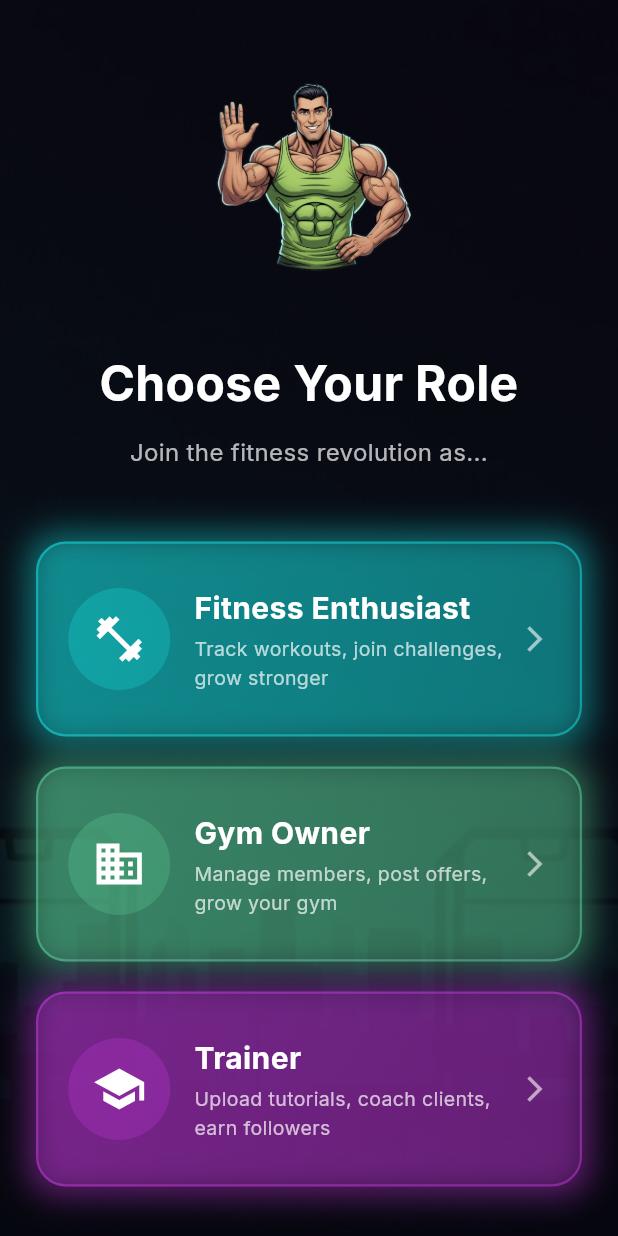
After one commit to harsh-11-12/Gym-Globe, a Flutter app: the RoleSelectionPage screen opened by its route, on a phone screen of 412 x 824 dp. The commit adds this screen. Run offline on Flutter 3.47's test engine with Material 3 defaults, Android fonts, the phone set to English and light mode, and no system bars; our stand-ins replace animated_text_kit, google_fonts, velocity_x.

Commit message:
roleSelection done

```diff
--- a/lib/main.dart
+++ b/lib/main.dart
@@ -1,6 +1,7 @@
 import 'package:flutter/material.dart';
 import 'package:gym_globe/pages/home_page.dart';
 import 'package:gym_globe/pages/login_page.dart';
+import 'package:gym_globe/pages/role_selection_page.dart';
 import 'package:gym_globe/pages/signup_page.dart';
 import 'package:gym_globe/utils/routes.dart';
 
@@ -16,12 +17,46 @@ class MyApp extends StatelessWidget {
     return MaterialApp(
       themeMode: ThemeMode.system,
 
-      initialRoute: MyRoutes.homeRoute,
       routes: {
-        MyRoutes.homeRoute: (context) => HomePage(),
-        MyRoutes.loginRoute: (context) => LoginPage(),
-        MyRoutes.signUpRoute: (context) => SignupPage(),
+        MyRoutes.homeRoute: (context) => const HomePage(),
+        MyRoutes.loginRoute: (context) => const LoginPage(),
+        MyRoutes.signUpRoute: (context) => const SignupPage(),
+        MyRoutes.roleSelectionRoute: (context) => const RoleSelectionPage(),
+
+        //future routes
+        MyRoutes.userDashboard: (context) => const UserDashboardPage(),
+        MyRoutes.trainerDashboard: (context) => const TrainerDashboardPage(),
+        MyRoutes.gymDashboard: (context) => const GymPage(),
       },
+      initialRoute: MyRoutes.loginRoute,
     );
   }
 }
+
+//future pages (to be made)
+class GymPage extends StatelessWidget {
+  const GymPage({super.key});
+
+  @override
+  Widget build(BuildContext context) {
+    return const Placeholder();
+  }
+}
+
+class TrainerDashboardPage extends StatelessWidget {
+  const TrainerDashboardPage({super.key});
+
+  @override
+  Widget build(BuildContext context) {
+    return const Placeholder();
+  }
+}
+
+class UserDashboardPage extends StatelessWidget {
+  const UserDashboardPage({super.key});
+
+  @override
+  Widget build(BuildContext context) {
+    return const Placeholder();
+  }
+}
--- a/lib/pages/login_page.dart
+++ b/lib/pages/login_page.dart
@@ -146,7 +146,7 @@ class _LoginPageState extends State<LoginPage>
   }
 
   void _navigateToRoleSelection() {
-    Navigator.of(context).pushReplacementNamed('/role_selection');
+    Navigator.pushReplacementNamed(context, MyRoutes.roleSelectionRoute);
   }
 
   // -------------------------------------------------------------------------
--- /dev/null
+++ b/lib/pages/role_selection_page.dart
@@ -0,0 +1,252 @@
+import 'package:flutter/material.dart';
+import 'package:google_fonts/google_fonts.dart';
+
+class RoleSelectionPage extends StatefulWidget {
+  const RoleSelectionPage({super.key});
+
+  @override
+  State<RoleSelectionPage> createState() => _RoleSelectionPageState();
+}
+
+class _RoleSelectionPageState extends State<RoleSelectionPage>
+    with TickerProviderStateMixin {
+  // Glow animation (same as Login/Sign-Up)
+  late final AnimationController _glowCtrl;
+  late final Animation<double> _glowAnim;
+
+  @override
+  void initState() {
+    super.initState();
+    _glowCtrl = AnimationController(
+      vsync: this,
+      duration: const Duration(milliseconds: 1500),
+    )..repeat(reverse: true);
+    _glowAnim = Tween<double>(
+      begin: 6.0,
+      end: 20.0,
+    ).animate(CurvedAnimation(parent: _glowCtrl, curve: Curves.easeInOut));
+  }
+
+  @override
+  void dispose() {
+    _glowCtrl.dispose();
+    super.dispose();
+  }
+
+  // Navigate to role-specific dashboard
+  void _selectRole(String role) async {
+    // TODO: Save role to Firebase (user profile)
+    // await FirebaseFirestore.instance
+    //     .collection('users')
+    //     .doc(FirebaseAuth.instance.currentUser!.uid)
+    //     .update({'role': role});
+
+    // Simulate delay
+    await Future.delayed(const Duration(milliseconds: 800));
+
+    // Replace with your actual dashboard routes
+    switch (role) {
+      case 'user':
+        Navigator.pushReplacementNamed(context, '/user_dashboard');
+        break;
+      case 'gym':
+        Navigator.pushReplacementNamed(context, '/gym_dashboard');
+        break;
+      case 'trainer':
+        Navigator.pushReplacementNamed(context, '/trainer_dashboard');
+        break;
+    }
+  }
+
+  @override
+  Widget build(BuildContext context) {
+    return Scaffold(
+      resizeToAvoidBottomInset: true,
+      backgroundColor: Colors.black,
+      body: Stack(
+        children: [
+          // Background
+          Positioned.fill(
+            child: Image.asset(
+              'assets/images/background.jpeg',
+              fit: BoxFit.cover,
+            ),
+          ),
+          Positioned.fill(
+            child: Container(color: Colors.black.withOpacity(0.75)),
+          ),
+
+          // SCROLLABLE CONTENT
+          SafeArea(
+            child: SingleChildScrollView(
+              padding: const EdgeInsets.symmetric(horizontal: 24, vertical: 40),
+              child: Column(
+                crossAxisAlignment: CrossAxisAlignment.center,
+                children: [
+                  // Logo
+                  Hero(
+                    tag: 'gym_globe_logo',
+                    child: Image.asset(
+                      'assets/images/avatar_waving.png',
+                      height: 160,
+                      fit: BoxFit.contain,
+                    ),
+                  ),
+                  const SizedBox(height: 32),
+
+                  // Title
+                  Text(
+                    'Choose Your Role',
+                    style: GoogleFonts.inter(
+                      fontSize: 32,
+                      fontWeight: FontWeight.bold,
+                      color: Colors.white,
+                    ),
+                    textAlign: TextAlign.center,
+                  ),
+                  const SizedBox(height: 12),
+                  Text(
+                    'Join the fitness revolution as...',
+                    style: GoogleFonts.inter(
+                      fontSize: 16,
+                      color: Colors.white70,
+                    ),
+                    textAlign: TextAlign.center,
+                  ),
+                  const SizedBox(height: 48),
+
+                  // Role Cards — NOW SCROLLABLE
+                  GridView.count(
+                    shrinkWrap:
+                        true, // Critical: lets GridView take only needed height
+                    physics: const ClampingScrollPhysics(), // Smooth iOS bounce
+                    crossAxisCount: 1,
+                    mainAxisSpacing: 20,
+                    childAspectRatio: 2.8,
+                    children: [
+                      _buildRoleCard(
+                        title: 'Fitness Enthusiast',
+                        subtitle:
+                            'Track workouts, join challenges, grow stronger',
+                        icon: Icons.fitness_center,
+                        color: Colors.cyanAccent,
+                        onTap: () => _selectRole('user'),
+                      ),
+                      _buildRoleCard(
+                        title: 'Gym Owner',
+                        subtitle: 'Manage members, post offers, grow your gym',
+                        icon: Icons.business,
+                        color: Colors.greenAccent,
+                        onTap: () => _selectRole('gym'),
+                      ),
+                      _buildRoleCard(
+                        title: 'Trainer',
+                        subtitle:
+                            'Upload tutorials, coach clients, earn followers',
+                        icon: Icons.school,
+                        color: Colors.purpleAccent,
+                        onTap: () => _selectRole('trainer'),
+                      ),
+                    ],
+                  ),
+
+                  const SizedBox(height: 20),
+
+                  // Back to Login
+                  TextButton(
+                    onPressed: () => Navigator.pop(context),
+                    child: Text(
+                      'Back to Login',
+                      style: GoogleFonts.inter(color: Colors.white60),
+                    ),
+                  ),
+                  const SizedBox(height: 20), // Extra space at bottom
+                ],
+              ),
+            ),
+          ),
+        ],
+      ),
+    );
+  }
+
+  // Reusable glowing role card
+  Widget _buildRoleCard({
+    required String title,
+    required String subtitle,
+    required IconData icon,
+    required Color color,
+    required VoidCallback onTap,
+  }) {
+    return AnimatedBuilder(
+      animation: _glowAnim,
+      builder: (context, child) {
+        return GestureDetector(
+          onTap: onTap,
+          child: Container(
+            padding: const EdgeInsets.all(20),
+            decoration: BoxDecoration(
+              gradient: LinearGradient(
+                colors: [color.withOpacity(0.2), color.withOpacity(0.05)],
+                begin: Alignment.topLeft,
+                end: Alignment.bottomRight,
+              ),
+              borderRadius: BorderRadius.circular(20),
+              border: Border.all(color: color.withOpacity(0.4), width: 1.5),
+              boxShadow: [
+                BoxShadow(
+                  color: color.withOpacity(0.4),
+                  blurRadius: _glowAnim.value,
+                  spreadRadius: _glowAnim.value / 3,
+                ),
+              ],
+            ),
+            child: Row(
+              children: [
+                // Icon
+                Container(
+                  padding: const EdgeInsets.all(16),
+                  decoration: BoxDecoration(
+                    color: color.withOpacity(0.2),
+                    shape: BoxShape.circle,
+                  ),
+                  child: Icon(icon, size: 36, color: Colors.white),
+                ),
+                const SizedBox(width: 16),
+
+                // Text
+                Expanded(
+                  child: Column(
+                    crossAxisAlignment: CrossAxisAlignment.start,
+                    mainAxisAlignment: MainAxisAlignment.center,
+                    children: [
+                      Text(
+                        title,
+                        style: GoogleFonts.inter(
+                          fontSize: 20,
+                          fontWeight: FontWeight.bold,
+                          color: Colors.white,
+                        ),
+                      ),
+                      const SizedBox(height: 4),
+                      Text(
+                        subtitle,
+                        style: GoogleFonts.inter(
+                          fontSize: 13,
+                          color: Colors.white70,
+                        ),
+                      ),
+                    ],
+                  ),
+                ),
+
+                // Arrow
+                Icon(Icons.arrow_forward_ios, color: Colors.white60, size: 20),
+              ],
+            ),
+          ),
+        );
+      },
+    );
+  }
+}
--- a/lib/pages/signup_page.dart
+++ b/lib/pages/signup_page.dart
@@ -2,6 +2,7 @@
 import 'package:flutter/material.dart';
 import 'package:animated_text_kit/animated_text_kit.dart';
 import 'package:google_fonts/google_fonts.dart';
+import 'package:gym_globe/utils/routes.dart';
 
 /// ---------------------------------------------------------------------------
 ///  GYM GLOBE – Sign-Up (Step-by-Step)
@@ -173,7 +174,7 @@ class _SignupPageState extends State<SignupPage> with TickerProviderStateMixin {
   }
 
   void _navigateToRoleSelection() {
-    Navigator.of(context).pushReplacementNamed('/role_selection');
+    Navigator.pushReplacementNamed(context, MyRoutes.roleSelectionRoute);
   }
 
   // --------------------------------------------------------------------- //
--- a/lib/utils/routes.dart
+++ b/lib/utils/routes.dart
@@ -1,6 +1,11 @@
 class MyRoutes {
-  // static String loginRoute = "/login";
-  static String homeRoute = "/home";
-  static String loginRoute = "/login";
-  static String signUpRoute = "/signup";
+  static const String homeRoute = "/home";
+  static const String loginRoute = "/login";
+  static const String signUpRoute = "/signup";
+  static const String roleSelectionRoute = "/roleselection";
+
+  // Future routes
+  static const String userDashboard = "/user_dashboard";
+  static const String gymDashboard = "/gym_dashboard";
+  static const String trainerDashboard = "/trainer_dashboard";
 }
```
